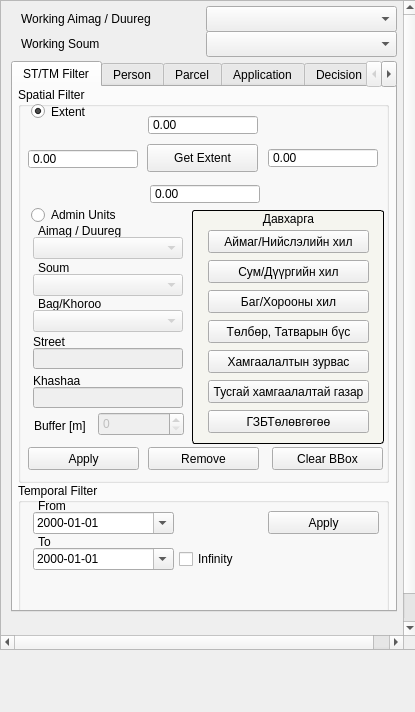
The window that view/NavigatorWidget.ui (teamlm2/lm2_mgis) describes before a commit, drawn with Qt 5.
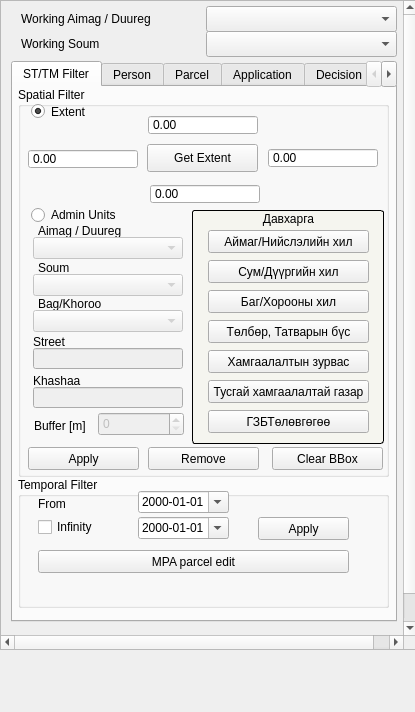
The same window after the commit.

```diff
--- a/view/NavigatorWidget.ui
+++ b/view/NavigatorWidget.ui
@@ -72,7 +72,7 @@
      <property name="geometry">
       <rect>
        <x>0</x>
-       <y>-33</y>
+       <y>0</y>
        <width>419</width>
        <height>664</height>
       </rect>
@@ -83,7 +83,7 @@
         <x>10</x>
         <y>60</y>
         <width>386</width>
-        <height>551</height>
+        <height>561</height>
        </rect>
       </property>
       <property name="maximumSize">
@@ -108,7 +108,7 @@
           <x>5</x>
           <y>0</y>
           <width>371</width>
-          <height>396</height>
+          <height>390</height>
          </rect>
         </property>
         <property name="title">
@@ -590,7 +590,7 @@
         <property name="geometry">
          <rect>
           <x>5</x>
-          <y>396</y>
+          <y>390</y>
           <width>371</width>
           <height>131</height>
          </rect>
@@ -601,9 +601,9 @@
         <widget class="QDateEdit" name="from_date_edit">
          <property name="geometry">
           <rect>
-           <x>15</x>
-           <y>29</y>
-           <width>141</width>
+           <x>120</x>
+           <y>14</y>
+           <width>91</width>
            <height>22</height>
           </rect>
          </property>
@@ -617,9 +617,9 @@
         <widget class="QDateEdit" name="till_date_edit">
          <property name="geometry">
           <rect>
-           <x>15</x>
-           <y>65</y>
-           <width>141</width>
+           <x>120</x>
+           <y>40</y>
+           <width>91</width>
            <height>22</height>
           </rect>
          </property>
@@ -633,9 +633,9 @@
         <widget class="QCheckBox" name="infinity_check_box">
          <property name="geometry">
           <rect>
-           <x>161</x>
-           <y>66</y>
-           <width>191</width>
+           <x>20</x>
+           <y>40</y>
+           <width>91</width>
            <height>20</height>
           </rect>
          </property>
@@ -646,9 +646,9 @@
         <widget class="QPushButton" name="temp_filter_apply_button">
          <property name="geometry">
           <rect>
-           <x>250</x>
-           <y>28</y>
-           <width>111</width>
+           <x>240</x>
+           <y>40</y>
+           <width>91</width>
            <height>23</height>
           </rect>
          </property>
@@ -660,8 +660,8 @@
          <property name="geometry">
           <rect>
            <x>20</x>
-           <y>14</y>
-           <width>141</width>
+           <y>18</y>
+           <width>101</width>
            <height>17</height>
           </rect>
          </property>
@@ -669,17 +669,17 @@
           <string>From</string>
          </property>
         </widget>
-        <widget class="QLabel" name="till_to_label">
+        <widget class="QPushButton" name="mpa_edit_dialog_button">
          <property name="geometry">
           <rect>
            <x>20</x>
-           <y>50</y>
-           <width>141</width>
-           <height>17</height>
+           <y>73</y>
+           <width>311</width>
+           <height>23</height>
           </rect>
          </property>
          <property name="text">
-          <string>To</string>
+          <string>MPA parcel edit</string>
          </property>
         </widget>
        </widget>
@@ -4026,9 +4026,9 @@
      <widget class="QLabel" name="error_label">
       <property name="geometry">
        <rect>
-        <x>10</x>
-        <y>574</y>
-        <width>381</width>
+        <x>20</x>
+        <y>576</y>
+        <width>374</width>
         <height>21</height>
        </rect>
       </property>
```
